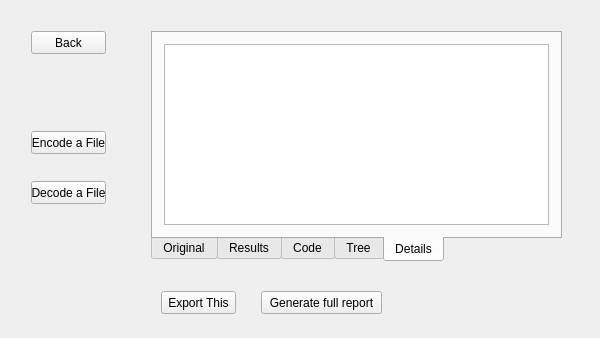
This is ProgramCode/zgui.ui in xavierliancw/HuffmanProgramRepository as Qt 5 draws it before an edit. The edited form follows.
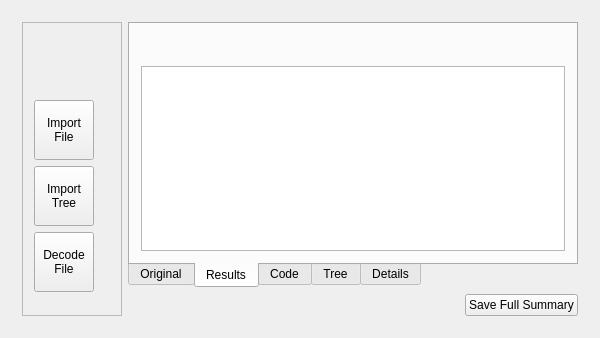
This is the edited form. Icons and pictures are not drawn.

What changed in the file:
```diff
--- a/ProgramCode/zgui.ui
+++ b/ProgramCode/zgui.ui
@@ -182,81 +182,124 @@
        </widget>
       </widget>
       <widget class="QWidget" name="home">
-       <widget class="QPushButton" name="homeEncodeBt">
-        <property name="geometry">
-         <rect>
-          <x>20</x>
-          <y>120</y>
-          <width>75</width>
-          <height>23</height>
-         </rect>
-        </property>
+       <layout class="QGridLayout" name="gridLayout_8">
+        <item row="2" column="2">
+         <widget class="QPushButton" name="saveAllBt">
         <property name="text">
-         <string>Encode a File</string>
-        </property>
-       </widget>
-       <widget class="QPushButton" name="homeDecodeBt">
-        <property name="geometry">
-         <rect>
-          <x>20</x>
-          <y>170</y>
-          <width>75</width>
-          <height>23</height>
-         </rect>
-        </property>
-        <property name="text">
-         <string>Decode a File</string>
-        </property>
-       </widget>
-       <widget class="QPushButton" name="homeBackBt">
-        <property name="geometry">
-         <rect>
-          <x>20</x>
-          <y>20</y>
-          <width>75</width>
-          <height>23</height>
-         </rect>
-        </property>
-        <property name="text">
-         <string>Back</string>
-        </property>
-       </widget>
-       <widget class="QTabWidget" name="tabWidget">
-        <property name="geometry">
-         <rect>
-          <x>140</x>
-          <y>20</y>
-          <width>411</width>
-          <height>231</height>
-         </rect>
-        </property>
+           <string>Save Full Summary</string>
+          </property>
+          <property name="icon">
+           <iconset resource="Resources/imagedirectory.qrc">
+            <normaloff>:/images/saveicon.png</normaloff>:/images/saveicon.png</iconset>
+          </property>
+         </widget>
+        </item>
+        <item row="2" column="1">
+         <spacer name="horizontalSpacer_10">
+          <property name="orientation">
+           <enum>Qt::Horizontal</enum>
+          </property>
+          <property name="sizeHint" stdset="0">
+           <size>
+            <width>40</width>
+            <height>20</height>
+           </size>
+          </property>
+         </spacer>
+        </item>
+        <item row="0" column="1" rowspan="2" colspan="2">
+         <widget class="QTabWidget" name="homeTabWdg">
         <property name="tabPosition">
          <enum>QTabWidget::South</enum>
         </property>
         <property name="currentIndex">
-         <number>4</number>
-        </property>
-        <widget class="QWidget" name="tab">
+           <number>1</number>
+          </property>
+          <widget class="QWidget" name="homeOrigTb">
          <attribute name="title">
           <string>Original</string>
          </attribute>
          <layout class="QGridLayout" name="gridLayout_3">
           <item row="0" column="0">
-           <widget class="QPlainTextEdit" name="plainTextEdit"/>
+             <widget class="QPushButton" name="homeEncodeBt">
+              <property name="text">
+               <string>Encode</string>
+              </property>
+             </widget>
+            </item>
+            <item row="0" column="3">
+             <widget class="QLabel" name="label_4">
+              <property name="text">
+               <string>Imported Text File (Editable)</string>
+              </property>
+             </widget>
+            </item>
+            <item row="1" column="0" colspan="4">
+             <widget class="QPlainTextEdit" name="homeOrigTE"/>
           </item>
          </layout>
         </widget>
-        <widget class="QWidget" name="tab_2">
+          <widget class="QWidget" name="homeResTb">
          <attribute name="title">
           <string>Results</string>
          </attribute>
          <layout class="QGridLayout" name="gridLayout_4">
+            <item row="0" column="1">
+             <spacer name="horizontalSpacer_6">
+              <property name="orientation">
+               <enum>Qt::Horizontal</enum>
+              </property>
+              <property name="sizeHint" stdset="0">
+               <size>
+                <width>40</width>
+                <height>20</height>
+               </size>
+              </property>
+             </spacer>
+            </item>
           <item row="0" column="0">
-           <widget class="QPlainTextEdit" name="plainTextEdit_2"/>
+             <widget class="QPushButton" name="homeResultSvBt">
+              <property name="minimumSize">
+               <size>
+                <width>25</width>
+                <height>25</height>
+               </size>
+              </property>
+              <property name="maximumSize">
+               <size>
+                <width>25</width>
+                <height>25</height>
+               </size>
+              </property>
+              <property name="text">
+               <string/>
+              </property>
+              <property name="icon">
+               <iconset resource="Resources/imagedirectory.qrc">
+                <normaloff>:/images/saveicon.png</normaloff>:/images/saveicon.png</iconset>
+              </property>
+              <property name="flat">
+               <bool>true</bool>
+              </property>
+             </widget>
+            </item>
+            <item row="0" column="2">
+             <widget class="QLabel" name="homeResultLbl">
+              <property name="text">
+               <string>                        </string>
+              </property>
+             </widget>
+            </item>
+            <item row="1" column="0" colspan="3">
+             <widget class="QPlainTextEdit" name="homeResultsTE">
+              <property name="readOnly">
+               <bool>true</bool>
+              </property>
+             </widget>
           </item>
          </layout>
         </widget>
-        <widget class="QWidget" name="tab_3">
+          <widget class="QWidget" name="homeCodeTb">
          <attribute name="title">
           <string>Code</string>
          </attribute>
@@ -266,7 +309,7 @@
           </item>
          </layout>
         </widget>
-        <widget class="QWidget" name="tab_4">
+          <widget class="QWidget" name="homeTreeTb">
          <attribute name="title">
           <string>Tree</string>
          </attribute>
@@ -276,43 +319,196 @@
           </item>
          </layout>
         </widget>
-        <widget class="QWidget" name="tab_5">
+          <widget class="QWidget" name="homeDeetTb">
          <attribute name="title">
           <string>Details</string>
          </attribute>
          <layout class="QGridLayout" name="gridLayout_7">
           <item row="0" column="0">
-           <widget class="QPlainTextEdit" name="plainTextEdit_5"/>
-          </item>
+             <widget class="QPushButton" name="homeDeetSvBt">
+              <property name="minimumSize">
+               <size>
+                <width>25</width>
+                <height>25</height>
+               </size>
+              </property>
+              <property name="maximumSize">
+               <size>
+                <width>25</width>
+                <height>25</height>
+               </size>
+              </property>
+              <property name="text">
+               <string/>
+              </property>
+              <property name="icon">
+               <iconset resource="Resources/imagedirectory.qrc">
+                <normaloff>:/images/saveicon.png</normaloff>:/images/saveicon.png</iconset>
+              </property>
+              <property name="flat">
+               <bool>true</bool>
+              </property>
+             </widget>
+            </item>
+            <item row="0" column="1">
+             <spacer name="horizontalSpacer_9">
+              <property name="orientation">
+               <enum>Qt::Horizontal</enum>
+              </property>
+              <property name="sizeHint" stdset="0">
+               <size>
+                <width>40</width>
+                <height>20</height>
+               </size>
+              </property>
+             </spacer>
+            </item>
+            <item row="1" column="0" colspan="2">
+             <widget class="QPlainTextEdit" name="plainTextEdit_5">
+              <property name="readOnly">
+               <bool>true</bool>
+              </property>
+              <property name="plainText">
+               <string>Compression Ratio: 
+Frequencies:
+</string>
+              </property>
+             </widget>
+            </item>
          </layout>
         </widget>
        </widget>
-       <widget class="QPushButton" name="pushButton">
-        <property name="geometry">
-         <rect>
-          <x>250</x>
-          <y>280</y>
-          <width>121</width>
-          <height>23</height>
-         </rect>
-        </property>
+        </item>
+        <item row="0" column="0" rowspan="3">
+         <widget class="QFrame" name="frame_2">
+          <property name="minimumSize">
+           <size>
+            <width>100</width>
+            <height>0</height>
+           </size>
+          </property>
+          <property name="maximumSize">
+           <size>
+            <width>100</width>
+            <height>16777215</height>
+           </size>
+          </property>
+          <property name="frameShape">
+           <enum>QFrame::StyledPanel</enum>
+          </property>
+          <property name="frameShadow">
+           <enum>QFrame::Raised</enum>
+          </property>
+          <layout class="QVBoxLayout" name="verticalLayout">
+           <item>
+            <widget class="QPushButton" name="homeBackBt">
+             <property name="minimumSize">
+              <size>
+               <width>60</width>
+               <height>60</height>
+              </size>
+             </property>
+             <property name="maximumSize">
+              <size>
+               <width>60</width>
+               <height>60</height>
+              </size>
+             </property>
         <property name="text">
-         <string>Generate full report</string>
-        </property>
-       </widget>
-       <widget class="QPushButton" name="pushButton_2">
-        <property name="geometry">
-         <rect>
-          <x>150</x>
-          <y>280</y>
-          <width>75</width>
-          <height>23</height>
-         </rect>
-        </property>
+              <string/>
+             </property>
+             <property name="icon">
+              <iconset resource="Resources/imagedirectory.qrc">
+               <normaloff>:/images/backicon.png</normaloff>:/images/backicon.png</iconset>
+             </property>
+             <property name="iconSize">
+              <size>
+               <width>50</width>
+               <height>50</height>
+              </size>
+             </property>
+             <property name="flat">
+              <bool>true</bool>
+             </property>
+            </widget>
+           </item>
+           <item>
+            <widget class="QPushButton" name="homeImportBt">
+             <property name="minimumSize">
+              <size>
+               <width>60</width>
+               <height>60</height>
+              </size>
+             </property>
+             <property name="maximumSize">
+              <size>
+               <width>60</width>
+               <height>60</height>
+              </size>
+             </property>
         <property name="text">
-         <string>Export This</string>
-        </property>
-       </widget>
+              <string>Import
+File</string>
+             </property>
+            </widget>
+           </item>
+           <item>
+            <widget class="QPushButton" name="homeTreeImportBt">
+             <property name="minimumSize">
+              <size>
+               <width>60</width>
+               <height>60</height>
+              </size>
+             </property>
+             <property name="maximumSize">
+              <size>
+               <width>60</width>
+               <height>60</height>
+              </size>
+             </property>
+             <property name="text">
+              <string>Import
+Tree</string>
+             </property>
+            </widget>
+           </item>
+           <item>
+            <widget class="QPushButton" name="homeDecodeBt">
+             <property name="minimumSize">
+              <size>
+               <width>60</width>
+               <height>60</height>
+              </size>
+             </property>
+             <property name="maximumSize">
+              <size>
+               <width>60</width>
+               <height>60</height>
+              </size>
+             </property>
+             <property name="text">
+              <string>Decode
+File</string>
+             </property>
+            </widget>
+           </item>
+           <item>
+            <spacer name="verticalSpacer_4">
+             <property name="orientation">
+              <enum>Qt::Vertical</enum>
+             </property>
+             <property name="sizeHint" stdset="0">
+              <size>
+               <width>20</width>
+               <height>40</height>
+              </size>
+             </property>
+            </spacer>
+           </item>
+          </layout>
+         </widget>
+        </item>
+       </layout>
       </widget>
      </widget>
     </item>
```
Left out of the diff: 121 changed lines with no effect on the pictures. Lines whose indentation alone changed are shown as unchanged.
